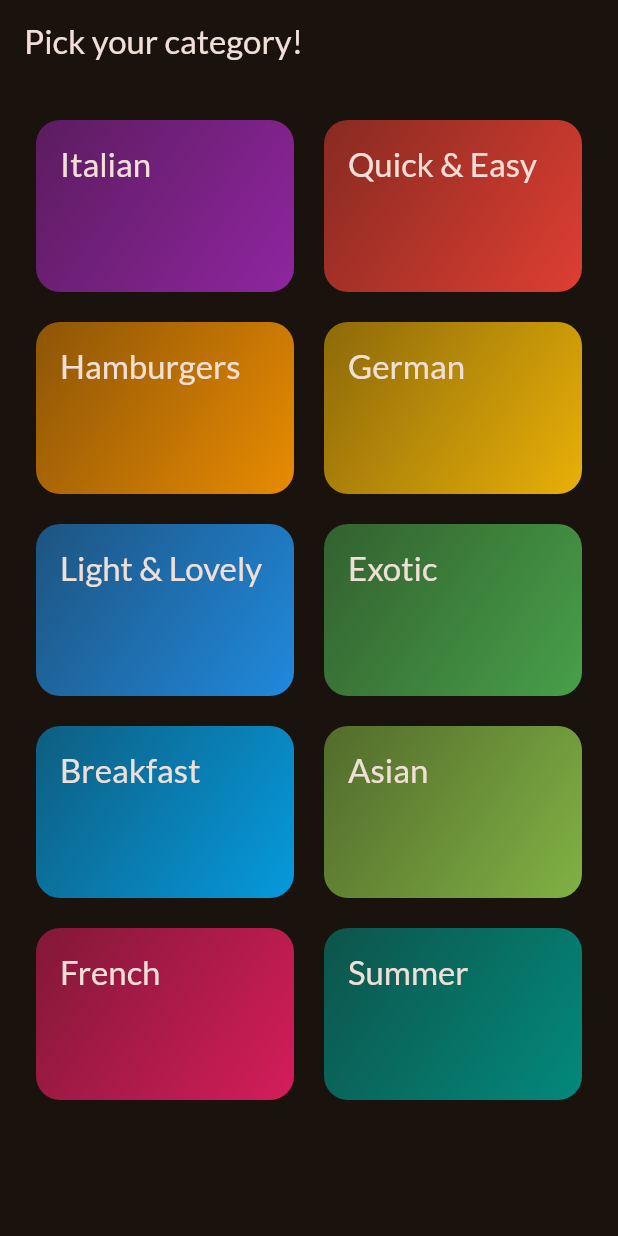
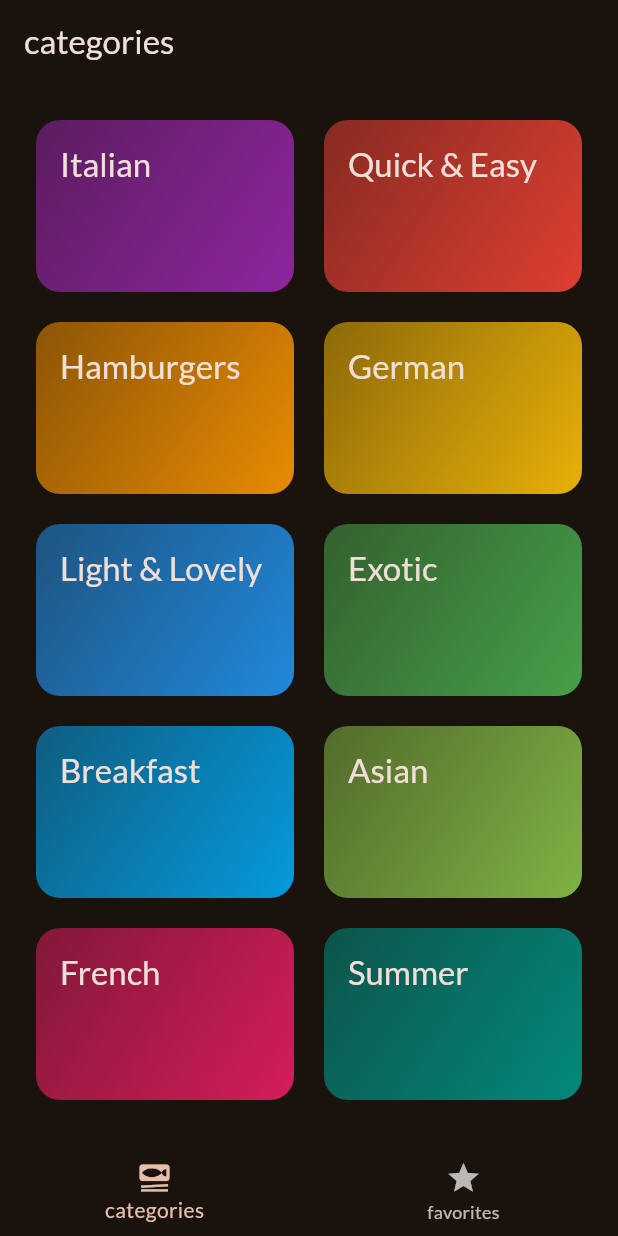
Before and after one commit to lelouch248/Meal_app_flutter, a Flutter app: the screen it shows after launch, on a phone screen of 412 x 824 dp. Run offline on Flutter 3.47's test engine with Material 2 defaults, Android fonts, the phone set to English and light mode, and no system bars; our stand-ins replace google_fonts, transparent_image.

```diff
--- a/lib/main.dart
+++ b/lib/main.dart
@@ -1,7 +1,6 @@
 import 'package:flutter/material.dart';
-import 'package:meal_app/screens/categories.dart';
 import 'package:google_fonts/google_fonts.dart';
-
+import 'package:meal_app/screens/tabs.dart';
 
 final theme = ThemeData(
   useMaterial3: true,
@@ -16,16 +15,14 @@ void main() {
   runApp(const App());
 }
 
-
 class App extends StatelessWidget {
   const App({super.key});
-
 
   @override
   Widget build(BuildContext context) {
     return MaterialApp(
       theme: theme,
-      home: const CategoriesScreen(),
+      home: const TabScreen(),
     );
   }
 }
--- a/lib/screens/categories.dart
+++ b/lib/screens/categories.dart
@@ -1,11 +1,13 @@
 import 'package:flutter/material.dart';
 import 'package:meal_app/widgets/category_grid_item.dart';
 import 'package:meal_app/data/dummy_data.dart';
+import 'package:meal_app/models/meal.dart';
 import 'package:meal_app/screens/meals.dart';
 import 'package:meal_app/models/category.dart';
 
 class CategoriesScreen extends StatelessWidget {
-  const CategoriesScreen({super.key});
+  const CategoriesScreen({required this.onToggleFavourite, super.key});
+  final void Function(Meal meal) onToggleFavourite;
 
   void _selectCategory(BuildContext context, Category category) {
     final filteredMeals = dummyMeals.where((meal) {
@@ -15,20 +17,16 @@ class CategoriesScreen extends StatelessWidget {
         context,
         MaterialPageRoute(
           builder: (ctx) => MealsScreen(
-            id: category.id,
             title: category.title,
             meals: filteredMeals,
+            onToggleFavourite: onToggleFavourite,
           ),
         ));
   }
 
   @override
   Widget build(BuildContext context) {
-    return Scaffold(
-      appBar: AppBar(
-        title: const Text('Pick your category!'),
-      ),
-      body: GridView(
+    return GridView(
       padding: const EdgeInsets.all(24.0),
       gridDelegate: const SliverGridDelegateWithFixedCrossAxisCount(
         crossAxisCount: 2,
@@ -46,7 +44,6 @@ class CategoriesScreen extends StatelessWidget {
             },
           ),
       ],
-      ),
     );
   }
 }
--- /dev/null
+++ b/lib/screens/tabs.dart
@@ -0,0 +1,70 @@
+import 'package:flutter/material.dart';
+import 'package:meal_app/screens/meals.dart';
+import 'package:meal_app/models/meal.dart';
+import 'package:meal_app/screens/categories.dart';
+
+class TabScreen extends StatefulWidget {
+  const TabScreen({super.key});
+
+  @override
+  State<TabScreen> createState() => _TabScreenState();
+}
+
+class _TabScreenState extends State<TabScreen> {
+  int _selectedPageIndex = 0;
+  final List<Meal> _favouriteMeals = [];
+
+  void _toggleMealFavouriteStatus(Meal meal) {
+    final isExisting = _favouriteMeals.contains(meal);
+    if (isExisting) {
+      setState(() {
+        _favouriteMeals.remove(meal);
+      });
+    } else {
+      setState(() {
+        _favouriteMeals.add(meal);
+      });
+    }
+  }
+
+  void _selectPage(int index) {
+    setState(() {
+      _selectedPageIndex = index;
+    });
+  }
+
+  @override
+  Widget build(BuildContext context) {
+    Widget activePage = CategoriesScreen(
+      onToggleFavourite: _toggleMealFavouriteStatus,
+    );
+    var activePageTitle = "categories";
+
+    if (_selectedPageIndex == 1) {
+      setState(() {
+        activePage = MealsScreen(
+            onToggleFavourite: _toggleMealFavouriteStatus,
+            meals: _favouriteMeals);
+        activePageTitle = 'Your Favorites';
+      });
+    }
+
+    return Scaffold(
+      appBar: AppBar(
+        title: Text(activePageTitle),
+      ),
+      body: Center(
+        child: activePage,
+      ),
+      bottomNavigationBar: BottomNavigationBar(
+        onTap: _selectPage,
+        currentIndex: _selectedPageIndex,
+        items: const [
+          BottomNavigationBarItem(
+              icon: Icon(Icons.set_meal), label: 'categories'),
+          BottomNavigationBarItem(icon: Icon(Icons.star), label: 'favorites'),
+        ],
+      ),
+    );
+  }
+}
--- a/pubspec.yaml
+++ b/pubspec.yaml
@@ -37,6 +37,7 @@ dependencies:
   cupertino_icons: ^1.0.2
   google_fonts: ^4.0.4
   transparent_image: ^2.0.1
+  provider: ^6.0.1
 
 dev_dependencies:
   flutter_test:
```
Also changed, not shown: lib/screens/meal_details.dart (+58 -8 lines), lib/screens/meals.dart (+19 -8 lines), lib/widgets/favourite_button.dart (added, +41 -0 lines), lib/widgets/meal_item.dart (+6 -5 lines), pubspec.lock. Lines whose indentation alone changed are shown as unchanged.
